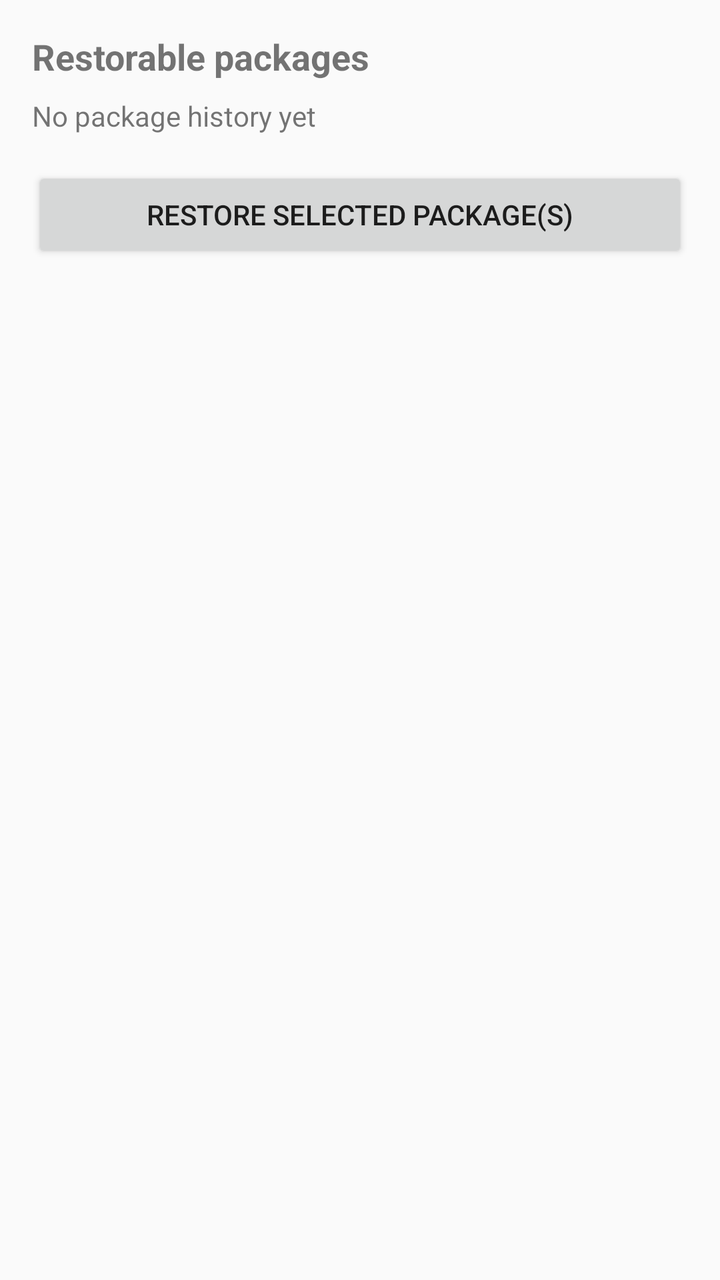
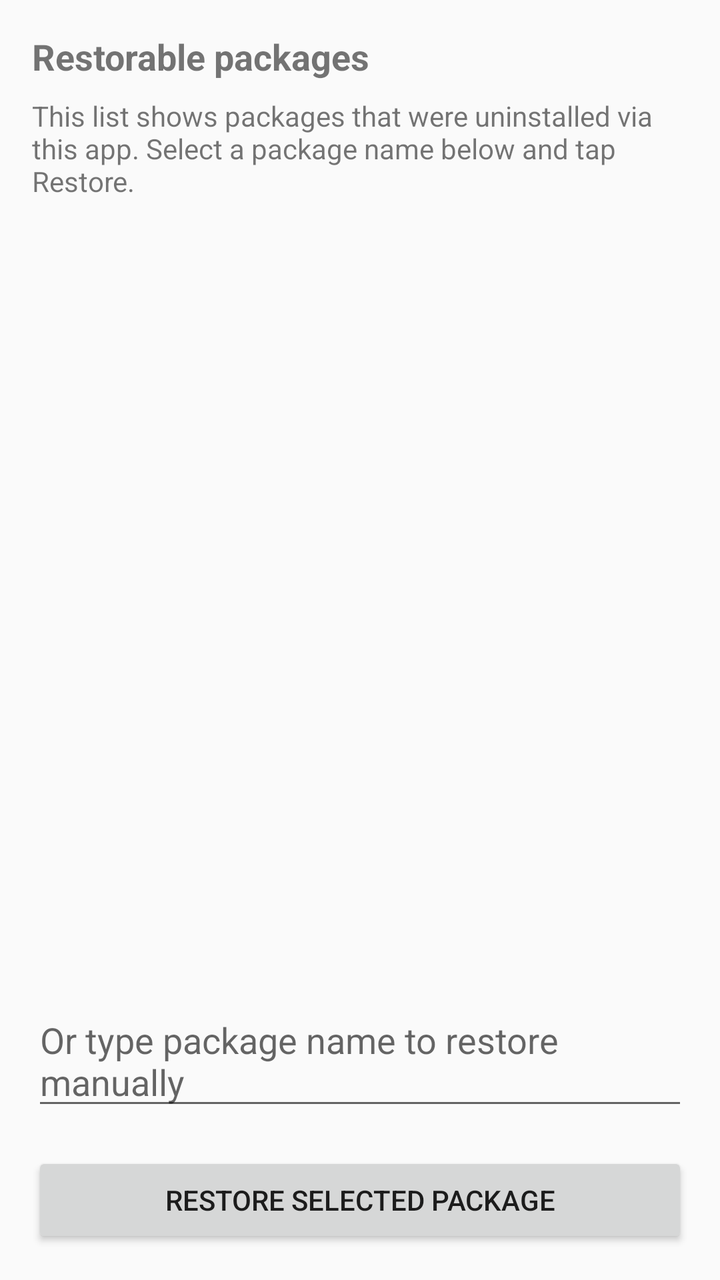

Two renders of the same Android screen: before a commit and after it. Below are the layout's source before the change and the commit's diff.
<!-- AndroidManifest.xml: application theme Theme.AppCompat.Light.NoActionBar -->
<!-- res/layout/activity_restore.xml -->
<?xml version="1.0" encoding="utf-8"?>
<LinearLayout xmlns:android="http://schemas.android.com/apk/res/android"
    android:layout_width="match_parent"
    android:layout_height="match_parent"
    android:orientation="vertical"
    android:padding="16dp">

    <TextView
        android:layout_width="match_parent"
        android:layout_height="wrap_content"
        android:text="Restorable packages"
        android:textStyle="bold"
        android:textSize="18sp"/>

    <TextView
        android:id="@+id/tvRestoreList"
        android:layout_width="match_parent"
        android:layout_height="wrap_content"
        android:text="No package history yet"
        android:layout_marginTop="8dp"/>

    <Button
        android:id="@+id/btnRestorePackages"
        android:layout_width="match_parent"
        android:layout_height="wrap_content"
        android:text="Restore selected package(s)"
        android:layout_marginTop="16dp"/>
</LinearLayout>
<!-- resources referenced by this layout -->
<resources>

</resources>

<!-- the commit's change to res/layout/activity_restore.xml (unified diff, before → after) -->
@@ -13,16 +13,30 @@
         android:textSize="18sp"/>
 
     <TextView
-        android:id="@+id/tvRestoreList"
+        android:id="@+id/tvHint"
         android:layout_width="match_parent"
         android:layout_height="wrap_content"
-        android:text="No package history yet"
+        android:text="This list shows packages that were uninstalled via this app. Select a package name below and tap Restore." 
         android:layout_marginTop="8dp"/>
+
+    <ListView
+        android:id="@+id/lvRestore"
+        android:layout_width="match_parent"
+        android:layout_height="0dp"
+        android:layout_weight="1"
+        android:choiceMode="singleChoice"/>
+
+    <EditText
+        android:id="@+id/etManualPkg"
+        android:layout_width="match_parent"
+        android:layout_height="wrap_content"
+        android:hint="Or type package name to restore manually"/>
 
     <Button
         android:id="@+id/btnRestorePackages"
         android:layout_width="match_parent"
         android:layout_height="wrap_content"
-        android:text="Restore selected package(s)"
+        android:text="Restore selected package"
         android:layout_marginTop="16dp"/>
+
 </LinearLayout>
